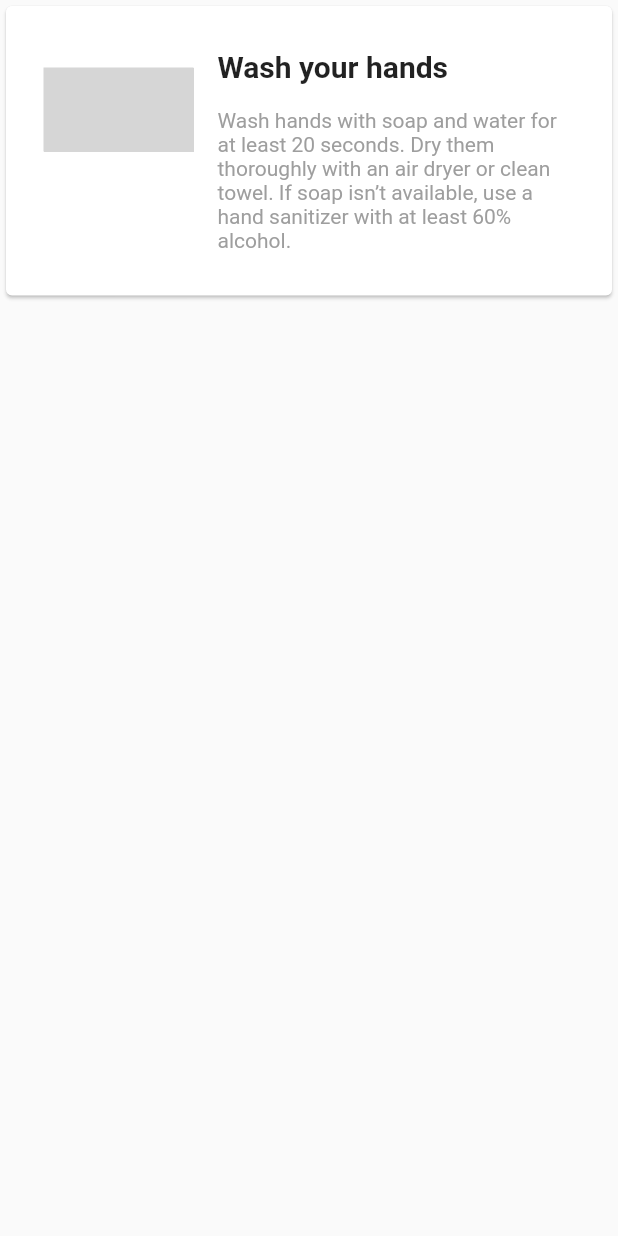
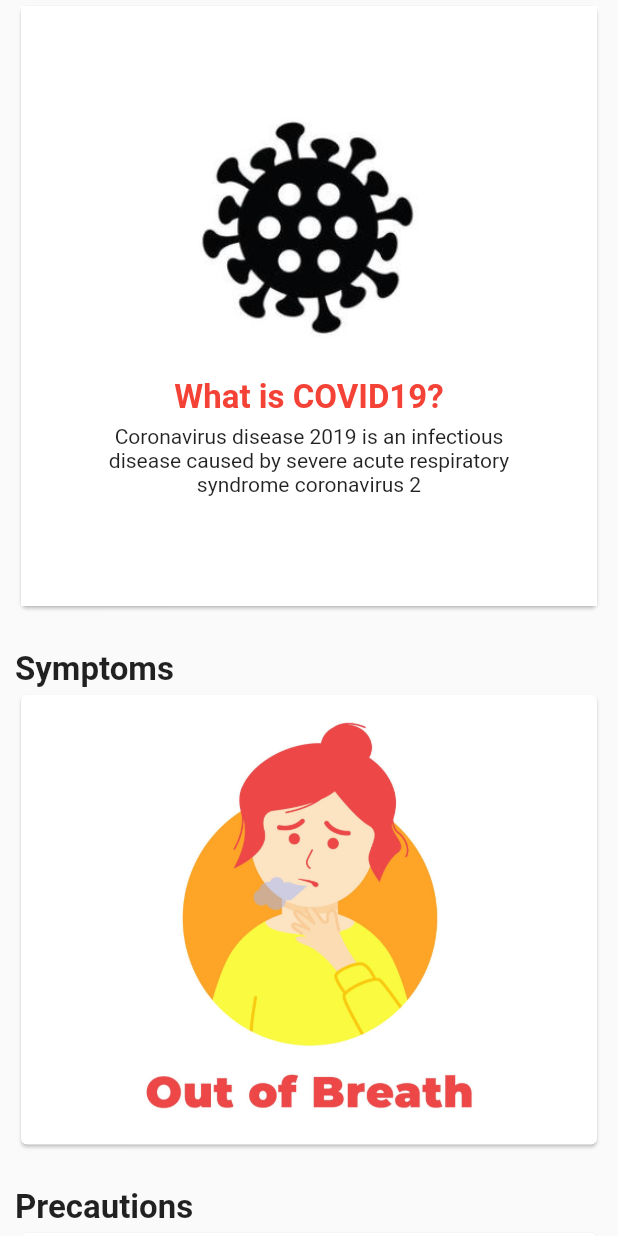
Before and after one commit to Ashley440/coved19, a Flutter app: the InfoPage widget shown alone on an empty page, opened directly, on a phone screen of 412 x 824 dp. Run offline on Flutter 3.47's test engine with Material 2 defaults, Android fonts, the phone set to English and light mode, and no system bars; drawn by our look-alikes of carousel_pro; our stand-ins replace charts_flutter, connectivity, expandable, flutter_html; network calls fail; statements that could not run were skipped; grey boxes are pictures that could not be loaded.

Commit message:
Added carousel for symptoms in lessons

```diff
--- a/lib/constants/helpline.dart
+++ b/lib/constants/helpline.dart
@@ -47,9 +47,7 @@ class HelpLine extends StatelessWidget {
       height: screenSize.height * .33,
       decoration: BoxDecoration(
           color: Colors.red,
-          borderRadius: BorderRadius.only(
-              bottomLeft: Radius.circular(35),
-              bottomRight: Radius.circular(35))),
+          borderRadius: BorderRadius.circular(5)),
       child: Column(
         crossAxisAlignment: CrossAxisAlignment.start,
         children: [
--- a/lib/constants/self_checker.dart
+++ b/lib/constants/self_checker.dart
@@ -17,7 +17,7 @@ class _SelfCheckerState extends State<SelfChecker> {
         builder: (context) => SelfCheckerForm(),
       ),
       child: Card(
-        elevation: 10,
+        elevation: 1,
         child: Container(
             padding: EdgeInsets.symmetric(horizontal: 10, vertical: 25),
             decoration: BoxDecoration(
--- a/lib/main.dart
+++ b/lib/main.dart
@@ -18,7 +18,7 @@ class MyApp extends StatelessWidget {
         // closer together (more dense) than on mobile platforms.
         visualDensity: VisualDensity.adaptivePlatformDensity,
       ),
-      home: InfoPage(),
+      home: HomePage(),
       debugShowCheckedModeBanner: false,
     );
   }
--- a/lib/models/lesson.dart
+++ b/lib/models/lesson.dart
@@ -1,4 +1,3 @@
-import 'package:expandable/expandable.dart';
 import 'package:flutter/material.dart';
 
 class Lesson {
@@ -10,20 +9,22 @@ class Lesson {
 
   Widget display() {
     return Card(
+      elevation: 1,
+        child: Container(
+          height: 150,
+          child: Center(
             child: ListTile(
-      leading: Container(
-        width: 100,
-        height: 100,
-        child: Image.asset()
-      ),
+      leading: CircleAvatar(child: Image.asset(imageLink), radius: 50),
       title: Text(
             question,
             style: TextStyle(fontWeight: FontWeight.bold, fontSize: 20),
       ),
-      contentPadding: EdgeInsets.all(25),
+      contentPadding: EdgeInsets.all(15),
       subtitle: Text(
             "\n$answer",
-        style: TextStyle(color: Colors.grey),
+            style: TextStyle(color: Colors.blueGrey[600]),
+      ),
+    ),
           ),
         ));
   }
--- a/lib/models/stat_block.dart
+++ b/lib/models/stat_block.dart
@@ -35,10 +35,10 @@ class StatBlock {
                     data: stats,
                   ))),
       child: Card(
-        elevation: 10,
+        elevation: 0,
         child: Container(
           decoration:
-              BoxDecoration(borderRadius: BorderRadius.all(Radius.circular(5))),
+              BoxDecoration(color: Colors.grey[50], borderRadius: BorderRadius.all(Radius.circular(5))),
           child: Column(
             mainAxisAlignment: MainAxisAlignment.center,
             children: [
--- a/lib/views/info.dart
+++ b/lib/views/info.dart
@@ -1,3 +1,4 @@
+import 'package:carousel_pro/carousel_pro.dart';
 import 'package:coved19/models/lesson.dart';
 import 'package:flutter/material.dart';
 
@@ -9,10 +10,25 @@ class InfoPage extends StatefulWidget {
 class _InfoPageState extends State<InfoPage> {
   List<Lesson> lessons = [
     Lesson(
-        imageLink: "images/wash_hands.jpg",
+        imageLink: "assets/images/wash_hands.jpg",
         question: "Wash your hands",
         answer:
-            "Wash hands with soap and water for at least 20 seconds. Dry them thoroughly with an air dryer or clean towel. If soap isn’t available, use a hand sanitizer with at least 60% alcohol."),
+            "Wash hands with soap and water for at least 20 seconds or use a hand sanitizer with at least 60% alcohol. Dry them thoroughly with an air dryer or clean towel."),
+    Lesson(
+      imageLink: "assets/images/no_touch.jpg",
+      question: "Avoid touching face",
+      answer: "Avoid touching nose, eyes, and mouth. Use a tissue to cover a cough or sneeze, then dispose of it in the trash."
+    ),
+    Lesson(
+      imageLink: "assets/images/wear_mask.jpg",
+      question: "Wear a mask",
+      answer: "Wearing a mask prevents you from spreading the virus and it prevents you from getting it."
+    ),
+    Lesson(
+      imageLink: "assets/images/cover_up.jpg",
+      question: "Use elbow",
+      answer: "Using the bend of your elbow when coughing / sneezing prevents the germs from getting onto your hands and in turn from surfaces."
+    )
   ];
 
   // List<Lesson> lessons = [
@@ -88,8 +104,54 @@ class _InfoPageState extends State<InfoPage> {
   // ];
   @override
   Widget build(BuildContext context) {
-    return ListView.builder(
-        itemCount: lessons.length,
-        itemBuilder: (context, index) => lessons[index].display());
+    const double spacing = 25;
+    return SingleChildScrollView(
+      child: Container(
+        padding: EdgeInsets.symmetric(horizontal: 10),
+        child: Column(
+          crossAxisAlignment: CrossAxisAlignment.start,
+          children: [
+            Card(
+              elevation: 1,
+              child: Container(
+                padding: EdgeInsets.symmetric(horizontal: 50),
+                color: Colors.white,
+                height: 400,
+                child: Column(
+                  crossAxisAlignment: CrossAxisAlignment.center,
+                  mainAxisAlignment: MainAxisAlignment.center,
+                  children: [
+                    Image.asset("assets/images/covid.JPG", width: 150, height: 150,),
+                    SizedBox(height: 25),
+                    Text("What is COVID19?", style: TextStyle(color: Colors.red, fontWeight: FontWeight.bold, fontSize: 22)),
+                    SizedBox(height: 5),
+                    Text("Coronavirus disease 2019 is an infectious disease caused by severe acute respiratory syndrome coronavirus 2",
+                    textAlign: TextAlign.center,),
+                  ],
+                ),
+              ),
+            ),
+            SizedBox(height: spacing),
+            Text("Symptoms", style: TextStyle(fontSize: 22, fontWeight: FontWeight.bold),),
+            Card(
+              elevation: 1,
+              child: Container(
+                padding: EdgeInsets.all(15),
+                height: 300,
+                child: Carousel(
+                  images: [for (int i=0 ; i < 4; i++) Image.asset("assets/images/$i.jpg")],
+                  boxFit: BoxFit.cover,
+                  showIndicator: false,
+                )
+              ),
+            ),
+            SizedBox(height: spacing),
+            Text("Precautions", style: TextStyle(fontWeight: FontWeight.bold, fontSize: 22),),
+            // SizedBox(height: 5),
+            for (Lesson lesson in lessons) lesson.display(),
+          ],
+        ),
+      ),
+    );
   }
 }
--- a/pubspec.yaml
+++ b/pubspec.yaml
@@ -29,6 +29,7 @@ dependencies:
   connectivity: ^0.4.9+5
   flutter_html: ^1.0.2
   charts_flutter: ^0.9.0
+  carousel_pro: ^1.0.0
   url_launcher: ^5.7.8
 
   # The following adds the Cupertino Icons font to your application.
```
Also changed, not shown: lib/constants/stats_grid.dart (+9 -9 lines), lib/views/home.dart (+17 -15 lines), assets/images/0.jpg (added), assets/images/1.jpg (added), assets/images/2.jpg (added), assets/images/3.jpg (added), assets/images/cover_up.jpg (added), assets/images/covid.JPG (added), assets/images/no_touch.jpg (added), assets/images/wash_hands.jpg (added), assets/images/wear_mask.jpg (added), pubspec.lock. Lines whose indentation alone changed are shown as unchanged.
